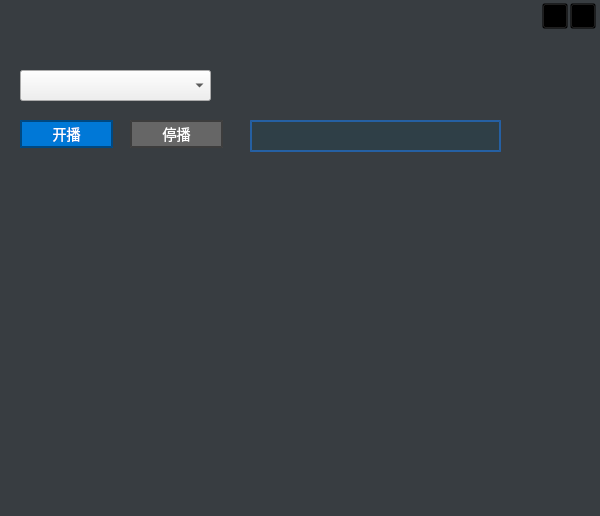
Before: the Qt Designer form LivePlatformClient/PilipiliLivePlatform/LivePlatform.ui in ohto-ai/PostLive, drawn with Qt 5.
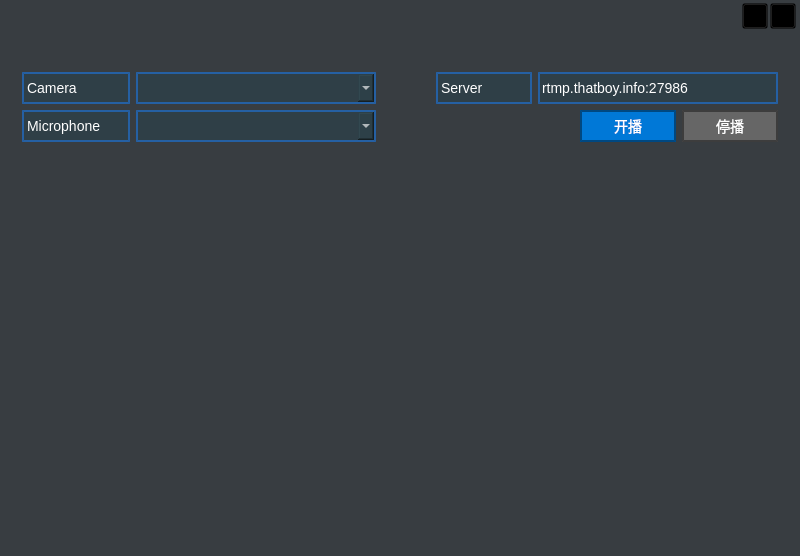
After: the same form once the commit is applied. Icons and pictures are not drawn.

What changed in the file:
```diff
--- a/LivePlatformClient/PilipiliLivePlatform/LivePlatform.ui
+++ b/LivePlatformClient/PilipiliLivePlatform/LivePlatform.ui
@@ -6,13 +6,19 @@
    <rect>
     <x>0</x>
     <y>0</y>
-    <width>600</width>
-    <height>516</height>
+    <width>800</width>
+    <height>556</height>
    </rect>
   </property>
+  <property name="minimumSize">
+   <size>
+    <width>800</width>
+    <height>0</height>
+   </size>
+  </property>
   <property name="maximumSize">
    <size>
-    <width>600</width>
+    <width>800</width>
     <height>16777215</height>
    </size>
   </property>
@@ -38,6 +44,13 @@
 	background-repeat: no-repeat;
 }
 
+QLabel#streamServerLabel,#cameraLabel,#microphoneLabel, QComboBox
+{
+	color:white;
+	border: 2px solid rgba(27,128,255,0.5);
+	background: rgba(45,64,72,0.8);
+}
+
 QLabel#applicationIconLabel
 {
 	border-image: url(:/LiveLoginDialog/res/pilipili-title-210x50.png);
@@ -374,84 +387,231 @@
     </item>
     <item>
      <widget class="QWidget" name="customWidget" native="true">
-      <widget class="QComboBox" name="cameraComboBox">
-       <property name="geometry">
-        <rect>
-         <x>20</x>
-         <y>20</y>
-         <width>191</width>
-         <height>31</height>
-        </rect>
-       </property>
-      </widget>
-      <widget class="QPushButton" name="startPushButton">
-       <property name="geometry">
-        <rect>
-         <x>20</x>
-         <y>70</y>
-         <width>93</width>
-         <height>28</height>
-        </rect>
-       </property>
-       <property name="text">
-        <string>开播</string>
-       </property>
-      </widget>
-      <widget class="QPushButton" name="stopPushButton">
-       <property name="enabled">
-        <bool>false</bool>
-       </property>
-       <property name="geometry">
-        <rect>
-         <x>130</x>
-         <y>70</y>
-         <width>93</width>
-         <height>28</height>
-        </rect>
-       </property>
-       <property name="text">
-        <string>停播</string>
-       </property>
-      </widget>
-      <widget class="QWidget" name="cameraViewWidget" native="true">
-       <property name="geometry">
-        <rect>
-         <x>30</x>
-         <y>130</y>
-         <width>541</width>
-         <height>311</height>
-        </rect>
-       </property>
-       <property name="minimumSize">
-        <size>
-         <width>500</width>
-         <height>300</height>
-        </size>
-       </property>
-       <layout class="QGridLayout" name="cameraViewLayout"/>
-      </widget>
-      <widget class="QLineEdit" name="lineEdit_2">
-       <property name="geometry">
-        <rect>
-         <x>250</x>
-         <y>70</y>
-         <width>251</width>
-         <height>32</height>
-        </rect>
-       </property>
-       <property name="minimumSize">
-        <size>
-         <width>0</width>
-         <height>32</height>
-        </size>
-       </property>
-       <property name="maximumSize">
-        <size>
-         <width>16777215</width>
-         <height>32</height>
-        </size>
-       </property>
-      </widget>
+      <layout class="QVBoxLayout" name="verticalLayout_2">
+       <item>
+        <widget class="QWidget" name="controlWidget" native="true">
+         <property name="minimumSize">
+          <size>
+           <width>691</width>
+           <height>91</height>
+          </size>
+         </property>
+         <property name="maximumSize">
+          <size>
+           <width>16777215</width>
+           <height>91</height>
+          </size>
+         </property>
+         <layout class="QGridLayout" name="gridLayout">
+          <item row="0" column="0">
+           <layout class="QHBoxLayout" name="horizontalLayout_3">
+            <item>
+             <widget class="QLabel" name="cameraLabel">
+              <property name="minimumSize">
+               <size>
+                <width>108</width>
+                <height>32</height>
+               </size>
+              </property>
+              <property name="maximumSize">
+               <size>
+                <width>108</width>
+                <height>32</height>
+               </size>
+              </property>
+              <property name="text">
+               <string>Camera</string>
+              </property>
+             </widget>
+            </item>
+            <item>
+             <widget class="QComboBox" name="cameraComboBox">
+              <property name="minimumSize">
+               <size>
+                <width>240</width>
+                <height>32</height>
+               </size>
+              </property>
+              <property name="maximumSize">
+               <size>
+                <width>320</width>
+                <height>32</height>
+               </size>
+              </property>
+             </widget>
+            </item>
+           </layout>
+          </item>
+          <item row="0" column="1">
+           <spacer name="horizontalSpacer">
+            <property name="orientation">
+             <enum>Qt::Horizontal</enum>
+            </property>
+            <property name="sizeHint" stdset="0">
+             <size>
+              <width>40</width>
+              <height>20</height>
+             </size>
+            </property>
+           </spacer>
+          </item>
+          <item row="0" column="2" colspan="2">
+           <layout class="QHBoxLayout" name="horizontalLayout_2">
+            <item>
+             <widget class="QLabel" name="streamServerLabel">
+              <property name="minimumSize">
+               <size>
+                <width>96</width>
+                <height>32</height>
+               </size>
+              </property>
+              <property name="maximumSize">
+               <size>
+                <width>108</width>
+                <height>32</height>
+               </size>
+              </property>
+              <property name="text">
+               <string>Server</string>
+              </property>
+             </widget>
+            </item>
+            <item>
+             <widget class="QLineEdit" name="streamServerLineEdit">
+              <property name="minimumSize">
+               <size>
+                <width>240</width>
+                <height>32</height>
+               </size>
+              </property>
+              <property name="maximumSize">
+               <size>
+                <width>320</width>
+                <height>32</height>
+               </size>
+              </property>
+              <property name="text">
+               <string>rtmp.thatboy.info:27986</string>
+              </property>
+              <property name="placeholderText">
+               <string>Server here.</string>
+              </property>
+             </widget>
+            </item>
+           </layout>
+          </item>
+          <item row="1" column="0">
+           <layout class="QHBoxLayout" name="horizontalLayout_4">
+            <item>
+             <widget class="QLabel" name="microphoneLabel">
+              <property name="minimumSize">
+               <size>
+                <width>108</width>
+                <height>32</height>
+               </size>
+              </property>
+              <property name="maximumSize">
+               <size>
+                <width>108</width>
+                <height>32</height>
+               </size>
+              </property>
+              <property name="text">
+               <string>Microphone</string>
+              </property>
+             </widget>
+            </item>
+            <item>
+             <widget class="QComboBox" name="microphoneComboBox">
+              <property name="minimumSize">
+               <size>
+                <width>240</width>
+                <height>32</height>
+               </size>
+              </property>
+              <property name="maximumSize">
+               <size>
+                <width>320</width>
+                <height>32</height>
+               </size>
+              </property>
+             </widget>
+            </item>
+           </layout>
+          </item>
+          <item row="1" column="1" colspan="2">
+           <spacer name="horizontalSpacer_2">
+            <property name="orientation">
+             <enum>Qt::Horizontal</enum>
+            </property>
+            <property name="sizeHint" stdset="0">
+             <size>
+              <width>40</width>
+              <height>20</height>
+             </size>
+            </property>
+           </spacer>
+          </item>
+          <item row="1" column="3">
+           <layout class="QHBoxLayout" name="horizontalLayout_5">
+            <item>
+             <widget class="QPushButton" name="startPushButton">
+              <property name="minimumSize">
+               <size>
+                <width>96</width>
+                <height>32</height>
+               </size>
+              </property>
+              <property name="maximumSize">
+               <size>
+                <width>96</width>
+                <height>32</height>
+               </size>
+              </property>
+              <property name="text">
+               <string>开播</string>
+              </property>
+             </widget>
+            </item>
+            <item>
+             <widget class="QPushButton" name="stopPushButton">
+              <property name="enabled">
+               <bool>false</bool>
+              </property>
+              <property name="minimumSize">
+               <size>
+                <width>96</width>
+                <height>32</height>
+               </size>
+              </property>
+              <property name="maximumSize">
+               <size>
+                <width>96</width>
+                <height>32</height>
+               </size>
+              </property>
+              <property name="text">
+               <string>停播</string>
+              </property>
+             </widget>
+            </item>
+           </layout>
+          </item>
+         </layout>
+        </widget>
+       </item>
+       <item>
+        <widget class="QWidget" name="cameraViewWidget" native="true">
+         <property name="minimumSize">
+          <size>
+           <width>500</width>
+           <height>300</height>
+          </size>
+         </property>
+         <layout class="QGridLayout" name="cameraViewLayout"/>
+        </widget>
+       </item>
+      </layout>
      </widget>
     </item>
    </layout>
```
Left out of the diff: 2 changed lines with no effect on the pictures.
